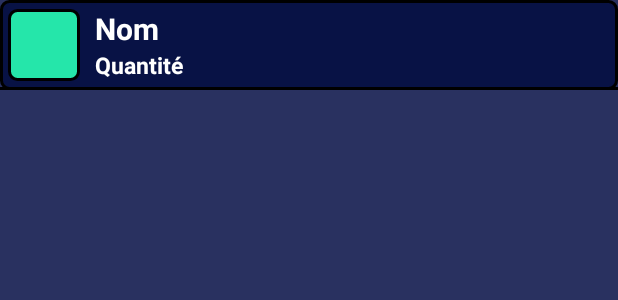
After one commit to Simon42-java/all4sport-recuperation-json, an Android app: the layout item_view.xml on its own in the app's theme, with its tools: preview values and no code run, on a phone screen of 412 x 824 dp. The commit adds this screen. Shown: the top 300 px of the screen. Run offline under Robolectric (Android 15) with nearby library versions, the phone set to English and light mode, and no system bars.

Commit message:
au scan affichage crash code mauvais

```diff
--- a/app/src/main/AndroidManifest.xml
+++ b/app/src/main/AndroidManifest.xml
@@ -13,6 +13,9 @@
         android:supportsRtl="true"
         android:theme="@style/Theme.AppCompat.Light.NoActionBar">
         <activity
+            android:name=".ListingProduit"
+            android:exported="false" />
+        <activity
             android:name=".LoginPage"
             android:exported="false" />
         <activity
@@ -26,7 +29,7 @@
             android:screenOrientation="portrait"
             android:stateNotNeeded="true"
             android:theme="@style/zxing_CaptureTheme"
-            android:windowSoftInputMode="stateAlwaysHidden"></activity>
+            android:windowSoftInputMode="stateAlwaysHidden" />
 
         <meta-data
             android:name="com.google.android.actions"
--- a/app/src/main/java/com/example/all4sport/MainActivity.java
+++ b/app/src/main/java/com/example/all4sport/MainActivity.java
@@ -32,7 +32,7 @@ public class MainActivity extends AppCompatActivity {
                 String login = "root";
                 String pwd = "root";
                 try {
-                    String url = "http://192.168.13.40:3000/connection/user/" + login + "/pswd/" + pwd;
+                    String url = "http://192.168.238.40:3000/connection/user/" + login + "/pswd/" + pwd;
                     token = APIConnection.get(url);
                     switchActivity(token);
                     Toast toast = Toast.makeText(MainActivity.this, token, Toast.LENGTH_LONG);
--- /dev/null
+++ b/app/src/main/res/drawable/box2.xml
@@ -0,0 +1,11 @@
+<?xml version="1.0" encoding="utf-8"?>
+<selector xmlns:android="http://schemas.android.com/apk/res/android">
+    <item>
+        <shape android:shape="rectangle">
+            <solid android:color="#081245"></solid>
+            <stroke android:width="2dp" android:color="@color/black"></stroke>
+            <corners android:radius="5dp"></corners>
+
+        </shape>
+    </item>
+</selector>
--- /dev/null
+++ b/app/src/main/res/drawable/box3.xml
@@ -0,0 +1,11 @@
+<?xml version="1.0" encoding="utf-8"?>
+<selector xmlns:android="http://schemas.android.com/apk/res/android">
+    <item>
+        <shape android:shape="rectangle">
+            <solid android:color="#25E6AA"></solid>
+            <stroke android:width="2dp" android:color="@color/black"></stroke>
+            <corners android:radius="5dp"></corners>
+
+        </shape>
+    </item>
+</selector>
--- /dev/null
+++ b/app/src/main/res/layout/item_view.xml
@@ -0,0 +1,59 @@
+<?xml version="1.0" encoding="utf-8"?>
+<androidx.constraintlayout.widget.ConstraintLayout xmlns:android="http://schemas.android.com/apk/res/android"
+    xmlns:app="http://schemas.android.com/apk/res-auto"
+    xmlns:tools="http://schemas.android.com/tools"
+    android:background="#293160"
+    android:id="@+id/back"
+    android:layout_width="match_parent"
+    android:layout_height="match_parent">
+
+
+    <RelativeLayout
+        android:id="@+id/RelativeLayout"
+        android:layout_width="match_parent"
+        android:layout_height="wrap_content"
+        android:background="@drawable/box2"
+        app:layout_constraintTop_toTopOf="parent">
+
+        <ImageView
+            android:id="@+id/imageView"
+            android:layout_width="48dp"
+            android:layout_height="48dp"
+            android:layout_centerVertical="true"
+            android:layout_marginLeft="5dp"
+            android:layout_marginRight="10dp"
+            android:background="@drawable/box3" />
+
+        <TextView
+            android:id="@+id/nom"
+            android:layout_width="match_parent"
+            android:layout_height="wrap_content"
+            android:layout_marginTop="5.2dp"
+            android:layout_toEndOf="@+id/imageView"
+            android:textColor="@color/white"
+            android:textSize="20dp"
+            android:textStyle="bold"
+            tools:text="Nom" />
+
+        <TextView
+            android:id="@+id/quantite"
+            android:layout_width="match_parent"
+            android:layout_height="wrap_content"
+            android:layout_below="@+id/nom"
+            android:layout_toEndOf="@+id/imageView"
+            android:textColor="@color/white"
+            android:textSize="15dp"
+            android:textStyle="bold"
+            tools:text="Quantité" />
+
+        <LinearLayout
+            android:layout_width="match_parent"
+            android:layout_height="2dp"
+            android:layout_below="@+id/imageView"
+            android:layout_marginTop="10dp"
+            android:background="@color/black" />
+
+
+    </RelativeLayout>
+
+</androidx.constraintlayout.widget.ConstraintLayout>
--- a/build.gradle
+++ b/build.gradle
@@ -5,7 +5,9 @@ buildscript {
         mavenCentral()
     }
     dependencies {
-        classpath "com.android.tools.build:gradle:7.0.4"
+        classpath 'com.android.tools.build:gradle:7.1.2'
+
+
         // NOTE: Do not place your application dependencies here; they belong
         // in the individual module build.gradle files
     }
```
Also changed, not shown: app/build.gradle (+12 -1 lines), app/src/main/java/com/example/all4sport/Item.java (added, +37 -0 lines), app/src/main/java/com/example/all4sport/ListingProduit.java (added, +64 -0 lines), app/src/main/java/com/example/all4sport/MyAdapter.java (added, +42 -0 lines), app/src/main/java/com/example/all4sport/MyViewHorder.java (added, +22 -0 lines), app/src/main/java/com/example/all4sport/PageProduit.java (+44 -8 lines), app/src/main/res/layout/activity_listing_produit.xml (added, +14 -0 lines).
